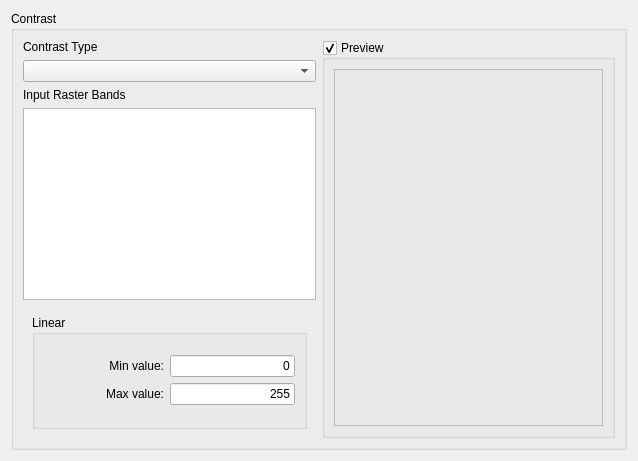
Before: the Qt Designer form src/terralib/qt/widgets/rp/ui/ContrastWizardPageForm.ui in claudiobogossian/terralib5, drawn with Qt 5.
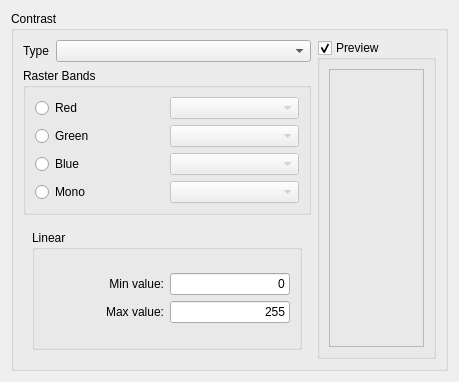
After: the same form once the commit is applied.

Patch:
```diff
--- a/src/terralib/qt/widgets/rp/ui/ContrastWizardPageForm.ui
+++ b/src/terralib/qt/widgets/rp/ui/ContrastWizardPageForm.ui
@@ -6,78 +6,136 @@
    <rect>
     <x>0</x>
     <y>0</y>
-    <width>638</width>
-    <height>461</height>
+    <width>459</width>
+    <height>382</height>
    </rect>
   </property>
   <property name="windowTitle">
    <string>Contrast</string>
   </property>
-  <layout class="QGridLayout" name="gridLayout_18">
+  <layout class="QGridLayout" name="gridLayout_20">
    <item row="0" column="0">
     <widget class="QGroupBox" name="groupBox">
      <property name="title">
       <string>Contrast</string>
      </property>
+     <layout class="QGridLayout" name="gridLayout_18">
+      <item row="0" column="0">
      <layout class="QGridLayout" name="gridLayout_17">
       <item row="0" column="0">
+         <layout class="QGridLayout" name="gridLayout_13">
+          <item row="0" column="0">
        <layout class="QGridLayout" name="gridLayout_7">
         <item row="0" column="0">
          <layout class="QGridLayout" name="gridLayout_6">
           <item row="0" column="0">
-           <layout class="QGridLayout" name="gridLayout_5">
-            <item row="0" column="0">
-             <layout class="QGridLayout" name="gridLayout_4">
-              <item row="0" column="0">
                <widget class="QLabel" name="label">
                 <property name="text">
-                 <string>Contrast Type</string>
+                 <string>Type</string>
                 </property>
                </widget>
               </item>
-              <item row="1" column="0">
+              <item row="0" column="1">
                <widget class="QComboBox" name="m_contrastTypeComboBox">
                 <property name="sizePolicy">
-                 <sizepolicy hsizetype="Minimum" vsizetype="Fixed">
+                 <sizepolicy hsizetype="MinimumExpanding" vsizetype="Fixed">
                   <horstretch>0</horstretch>
                   <verstretch>0</verstretch>
                  </sizepolicy>
                 </property>
                </widget>
+              </item>
+             </layout>
+            </item>
+            <item row="1" column="0">
+             <widget class="QGroupBox" name="groupBox_5">
+              <property name="title">
+               <string>Raster Bands</string>
+              </property>
+              <layout class="QGridLayout" name="gridLayout_24">
+               <item row="0" column="0">
+                <layout class="QGridLayout" name="gridLayout_23">
+                 <item row="0" column="0">
+                  <layout class="QGridLayout" name="gridLayout_4">
+                   <item row="0" column="0">
+                    <widget class="QRadioButton" name="m_rRadioButton">
+                     <property name="text">
+                      <string>Red</string>
+                     </property>
+                    </widget>
+                   </item>
+                   <item row="0" column="1">
+                    <widget class="QComboBox" name="m_rComboBox">
+                     <property name="enabled">
+                      <bool>false</bool>
+                     </property>
+                    </widget>
+                   </item>
+                  </layout>
+                 </item>
+                 <item row="1" column="0">
+                  <layout class="QGridLayout" name="gridLayout_5">
+                   <item row="0" column="0">
+                    <widget class="QRadioButton" name="m_gRadioButton">
+                     <property name="text">
+                      <string>Green</string>
+                     </property>
+                    </widget>
+                   </item>
+                   <item row="0" column="1">
+                    <widget class="QComboBox" name="m_gComboBox">
+                     <property name="enabled">
+                      <bool>false</bool>
+                     </property>
+                    </widget>
+                   </item>
+                  </layout>
               </item>
               <item row="2" column="0">
-               <widget class="QLabel" name="label_2">
+                  <layout class="QGridLayout" name="gridLayout_21">
+                   <item row="0" column="0">
+                    <widget class="QRadioButton" name="m_bRadioButton">
                 <property name="text">
-                 <string>Input Raster Bands</string>
-                </property>
-               </widget>
+                      <string>Blue</string>
+                     </property>
+                    </widget>
+                   </item>
+                   <item row="0" column="1">
+                    <widget class="QComboBox" name="m_bComboBox">
+                     <property name="enabled">
+                      <bool>false</bool>
+                     </property>
+                    </widget>
+                   </item>
+                  </layout>
               </item>
               <item row="3" column="0">
-               <widget class="QListWidget" name="m_inputRasterBandsListWidget">
-                <property name="sizePolicy">
-                 <sizepolicy hsizetype="Minimum" vsizetype="Expanding">
-                  <horstretch>0</horstretch>
-                  <verstretch>0</verstretch>
-                 </sizepolicy>
-                </property>
-                <property name="maximumSize">
-                 <size>
-                  <width>16777215</width>
-                  <height>16777215</height>
-                 </size>
-                </property>
-                <property name="toolTip">
-                 <string>Bands to be processed from the input raster</string>
-                </property>
-                <property name="selectionMode">
-                 <enum>QAbstractItemView::MultiSelection</enum>
-                </property>
+                  <layout class="QGridLayout" name="gridLayout_22">
+                   <item row="0" column="0">
+                    <widget class="QRadioButton" name="m_mRadioButton">
+                     <property name="text">
+                      <string>Mono</string>
+                     </property>
+                    </widget>
+                   </item>
+                   <item row="0" column="1">
+                    <widget class="QComboBox" name="m_mComboBox">
+                     <property name="enabled">
+                      <bool>false</bool>
+                     </property>
+                    </widget>
+                   </item>
+                  </layout>
+                 </item>
+                </layout>
+               </item>
+              </layout>
                </widget>
               </item>
              </layout>
             </item>
             <item row="1" column="0">
-             <widget class="QStackedWidget" name="stackedWidget">
+           <widget class="QStackedWidget" name="m_stackedWidget">
               <property name="sizePolicy">
                <sizepolicy hsizetype="Minimum" vsizetype="Preferred">
                 <horstretch>0</horstretch>
@@ -365,8 +423,6 @@
          </layout>
         </item>
        </layout>
-      </item>
-     </layout>
     </widget>
    </item>
   </layout>
```
Left out of the diff: 86 changed lines with no effect on the pictures. Lines whose indentation alone changed are shown as unchanged.
